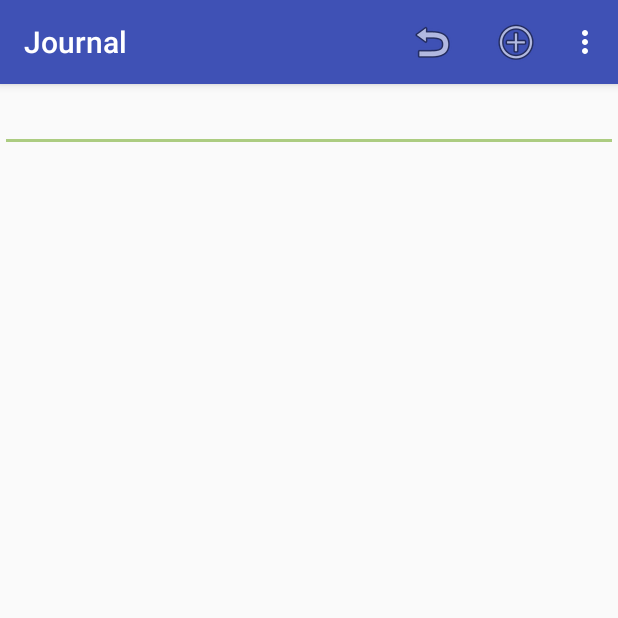
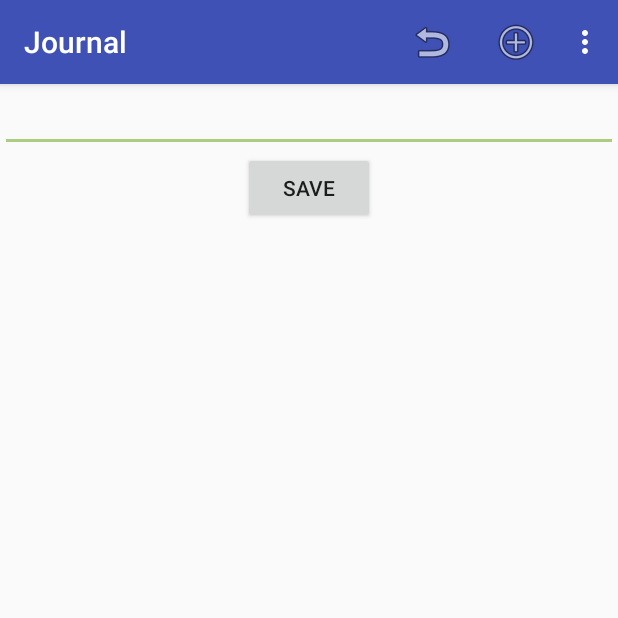
Before and after one commit to schmecs/journal, an Android app: the EntryActivity screen opened directly, with no data from a screen before it, on a phone screen of 412 x 824 dp, the top half of it. Run offline under Robolectric (Android 15) with nearby library versions, the phone set to English and light mode, and no system bars.

Commit message:
save post content to temp journal

```diff
--- a/app/src/main/java/com/schmecs/journal/EntryActivity.java
+++ b/app/src/main/java/com/schmecs/journal/EntryActivity.java
@@ -1,4 +1,7 @@
 package com.schmecs.journal;
+
+import com.schmecs.journal.model.Post;
+import com.schmecs.journal.model.Journal;
 
 import android.content.Intent;
 import android.support.design.widget.FloatingActionButton;
@@ -7,19 +10,35 @@ import android.os.Bundle;
 import android.support.v7.widget.Toolbar;
 import android.view.Menu;
 import android.view.MenuItem;
+import android.view.View.OnClickListener;
 import android.view.View;
 import android.widget.Button;
+import android.widget.EditText;
+
+import java.util.Date;
 
 import static com.schmecs.journal.R.menu.menu_main;
 
 public class EntryActivity extends AppCompatActivity {
 
-    JournalEntry je = new JournalEntry();
+    Journal journal = new Journal();
+    Date date = new Date();
 
     @Override
     protected void onCreate(Bundle savedInstanceState) {
         super.onCreate(savedInstanceState);
         setContentView(R.layout.activity_entry);
+
+        Button saveButton = (Button) findViewById(R.id.save_entry_button);
+        final EditText entryText = (EditText) findViewById(R.id.entry_text);
+
+        saveButton.setOnClickListener(new OnClickListener() {
+            @Override
+            public void onClick (View view) {
+                String content = entryText.getText().toString();
+                Post post = new Post("temp",5,content,date);
+            }
+        });
 
     }
 
--- a/app/src/main/java/com/schmecs/journal/JournalEntry.java
+++ b/app/src/main/java/com/schmecs/journal/JournalEntry.java
@@ -1,4 +1,7 @@
 package com.schmecs.journal;
+
+import android.os.Build;
+import android.support.annotation.RequiresApi;
 
 import com.schmecs.journal.model.Post;
 import com.schmecs.journal.model.Journal;
@@ -85,6 +88,7 @@ public class JournalEntry {
 		mJournal.addPost(mPost);
 	}
 
+	@RequiresApi(api = Build.VERSION_CODES.KITKAT)
 	public void loadJournal() {
 		mJournaldb.createPostTable();
 		try {
--- a/app/src/main/res/layout/activity_entry.xml
+++ b/app/src/main/res/layout/activity_entry.xml
@@ -27,13 +27,22 @@
     </android.support.design.widget.AppBarLayout>
 
     <EditText
-        android:id="@+id/plain_text_input"
+        android:id="@+id/entry_text"
         android:layout_width="0dp"
         android:layout_height="wrap_content"
-        android:inputType="text"
+        android:inputType="textMultiLine"
         tools:layout_constraintTop_creator="1"
         app:layout_constraintLeft_toLeftOf="parent"
         app:layout_constraintTop_toTopOf="@+id/appBarLayout"
         app:layout_constraintRight_toRightOf="parent"/>
 
+    <Button
+        android:id="@+id/save_entry_button"
+        android:layout_width="wrap_content"
+        android:layout_height="wrap_content"
+        android:text="Save"
+        app:layout_constraintLeft_toLeftOf="parent"
+        app:layout_constraintTop_toBottomOf="@+id/entry_text"
+        app:layout_constraintRight_toRightOf="parent"/>
+
 </android.support.constraint.ConstraintLayout>
```
Also changed, not shown: 3 other files.
